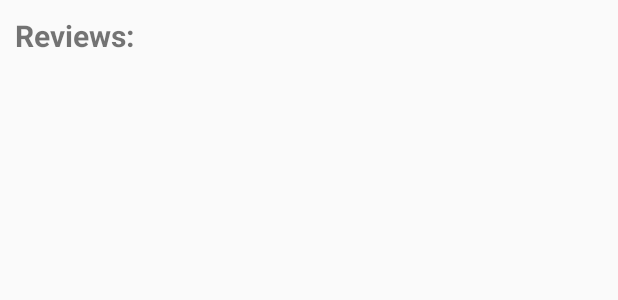
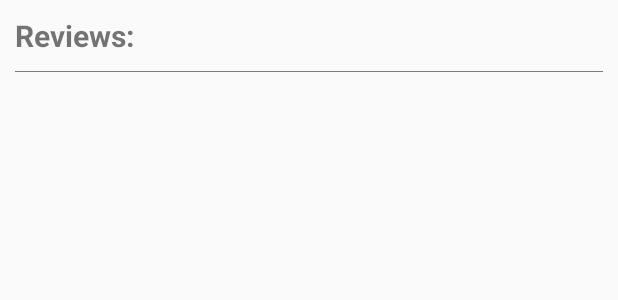
Before and after one commit to vijimscse/PopularMoviesStage2, an Android app: the layout reviews_title.xml on its own in the app's theme, with its tools: preview values and no code run, on a phone screen of 412 x 824 dp. Shown: the top 300 px of the screen. Run offline under Robolectric (Android 15) with nearby library versions, the phone set to English and light mode, and no system bars.

```diff
--- a/app/src/main/java/com/udacity/popularmoviesstage2/fragment/MovieListFragment.java
+++ b/app/src/main/java/com/udacity/popularmoviesstage2/fragment/MovieListFragment.java
@@ -83,7 +83,7 @@ public class MovieListFragment extends MovieBaseFragment implements MovieRecycle
         setHasOptionsMenu(true);
         ActionBar actionBar = ((AppCompatActivity)getActivity()).getSupportActionBar();
         if (actionBar != null) {
-            actionBar.setTitle(R.string.app_name);
+            actionBar.setTitle(R.string.movie_list_title);
             actionBar.setDisplayHomeAsUpEnabled(false);
             actionBar.setHomeButtonEnabled(false);
         }
--- /dev/null
+++ b/app/src/main/res/layout/divider.xml
@@ -0,0 +1,6 @@
+<?xml version="1.0" encoding="utf-8"?>
+<View xmlns:android="http://schemas.android.com/apk/res/android"
+    android:layout_width="match_parent"
+    android:layout_height="0.1dp"
+    android:layout_marginTop="@dimen/common_padding"
+    android:background="@color/transparent_black"/>
--- a/app/src/main/res/layout/reviews_title.xml
+++ b/app/src/main/res/layout/reviews_title.xml
@@ -1,10 +1,18 @@
 <?xml version="1.0" encoding="utf-8"?>
-<TextView xmlns:android="http://schemas.android.com/apk/res/android"
-    android:id="@+id/reviews_title"
+<LinearLayout  xmlns:android="http://schemas.android.com/apk/res/android"
     android:layout_width="match_parent"
     android:layout_height="wrap_content"
     android:padding="@dimen/common_padding"
-    android:text="@string/reviews"
-    android:textStyle="bold"
-    android:textSize="@dimen/movie_detail_subtitle_text"
-    android:visibility="visible" />
+    android:orientation="vertical">
+
+    <TextView
+        android:id="@+id/reviews_title"
+        android:layout_width="match_parent"
+        android:layout_height="wrap_content"
+        android:text="@string/reviews"
+        android:textStyle="bold"
+        android:textSize="@dimen/movie_detail_subtitle_text"
+        android:visibility="visible" />
+
+    <include layout="@layout/divider" />
+</LinearLayout>
--- a/app/src/main/res/values/strings.xml
+++ b/app/src/main/res/values/strings.xml
@@ -1,5 +1,6 @@
 <resources>
     <string name="app_name">Pop Movies 2</string>
+    <string name="movie_list_title">Pop Movies</string>
     <string name="no_internet_connection">Please check your internet connection!!</string>
     <string name="generic_error">Sorry! Something has gone wrong!!!</string>
     <string name="sort_by">Sort by</string>
```
Also changed, not shown: app/src/main/java/com/udacity/popularmoviesstage2/MovieActivity.java (+4 -26 lines), app/src/main/java/com/udacity/popularmoviesstage2/fragment/MovieDetailFragment.java (+34 -9 lines), app/src/main/res/layout/review_row.xml (+4 -5 lines), app/src/main/res/layout/trailer_title.xml (+14 -6 lines), app/src/main/res/layout/video_row.xml (+3 -4 lines).
